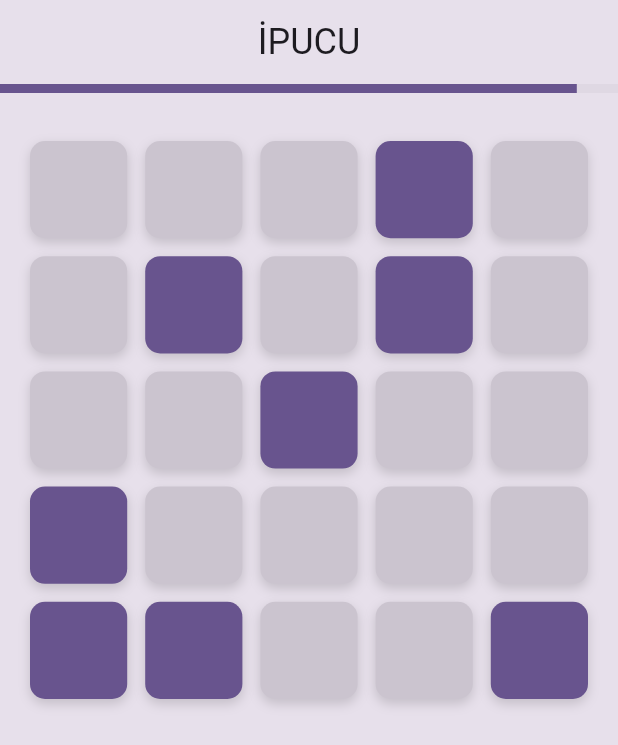
After one commit to husoelrey/flutter_alarm, a Flutter app: the GridMemoryGamePage screen opened by its route, on a phone screen of 412 x 824 dp. The commit adds this screen. Shown: the top 745 px of the screen. Run offline on Flutter 3.47's test engine with Material 3 defaults, Android fonts, the phone set to English and light mode, and no system bars; our stand-ins replace flutter_local_notifications, permission_handler, shared_preferences; accounts and stored records are empty; statements that could not run were skipped.

Commit message:
son değişiklikler eklendi tasarım iyileştirildi

```diff
--- /dev/null
+++ b/lib/grid_memory_game_page.dart
@@ -0,0 +1,204 @@
+import 'dart:async';
+import 'dart:math';
+import 'package:flutter/material.dart';
+import 'package:flutter/services.dart';
+import 'package:alarm/main.dart';           // nativeAlarmId
+
+class GridMemoryGamePage extends StatefulWidget {
+  const GridMemoryGamePage({super.key, this.alarmId});
+  final int? alarmId;
+
+  @override
+  State<GridMemoryGamePage> createState() => _GridMemoryGamePageState();
+}
+
+class _GridMemoryGamePageState extends State<GridMemoryGamePage> {
+  // ——— oyun parametreleri ———
+  static const int gridSize   = 25;
+  static const int hintCount  = 8;   // doğru kare sayısı
+  static const int maxClicksBeforeHint = 8; // toplam 8 hamlede bir yeni ipucu
+  static const Duration hintDuration   = Duration(seconds: 3);
+
+  // ——— durum ———
+  late final int alarmIdEffective;              // tek kaynaktan ID
+  final Set<int> allHintIndexes = {};
+  final Set<int> foundIndexes   = {};
+  final Set<int> selectedIndexes = {};
+  Set<int> currentHint = {};
+
+  bool showHints   = true;
+  int  secondsLeft = 15;
+  Timer? timeoutTimer;
+
+  static const platform = MethodChannel('com.example.alarm/native');
+
+  // ——— init ———
+  @override
+  void initState() {
+    super.initState();
+    alarmIdEffective = widget.alarmId ?? nativeAlarmId!;
+    debugPrint("GridMemoryGamePage alarmIdEffective (init): $alarmIdEffective");
+
+    _generateHints();
+    _startHintPhase(first: true);
+    _startTimeout();
+  }
+
+  // ——— oyun mantığı ———
+  void _generateHints() {
+    final rand = Random();
+    allHintIndexes.clear();
+    while (allHintIndexes.length < hintCount) {
+      allHintIndexes.add(rand.nextInt(gridSize));
+    }
+  }
+
+  void _startHintPhase({bool first = false}) {
+    currentHint = allHintIndexes.difference(foundIndexes);
+    if (!first) selectedIndexes.clear(); // yeni deneme
+
+    setState(() => showHints = true);
+
+    Future.delayed(hintDuration, () {
+      if (mounted) setState(() => showHints = false);
+    });
+  }
+
+  void _startTimeout() {
+    timeoutTimer?.cancel();
+    timeoutTimer = Timer.periodic(const Duration(seconds: 1), (timer) {
+      if (secondsLeft == 0) {
+        timer.cancel();
+        _goBackToAlarm();
+      } else {
+        setState(() => secondsLeft--);
+      }
+    });
+  }
+
+  void _goBackToAlarm() async {
+    debugPrint("🧪 goBackToAlarm: $alarmIdEffective");
+    try {
+      await platform.invokeMethod("restartAlarmFromFlutter", {
+        "alarmId": alarmIdEffective,
+      });
+    } catch (e) {
+      debugPrint("Alarm yeniden başlatılamadı: $e");
+    }
+  }
+
+  void _handleTap(int index) {
+    if (showHints) return;                                      // ipucu açıkken tıklama yok
+    if (selectedIndexes.contains(index) || foundIndexes.contains(index)) return;
+
+    setState(() => selectedIndexes.add(index));
+
+    // doğru kareyse kaydet
+    if (allHintIndexes.contains(index)) {
+      foundIndexes.add(index);
+    }
+
+    // HEDEF: tümünü bulduysa Typing ekranına
+    if (foundIndexes.length == hintCount) {
+      Future.delayed(const Duration(milliseconds: 300), () {
+        Navigator.of(context).pushReplacementNamed(
+          '/typing',
+          arguments: {"alarmId": alarmIdEffective},
+        );
+      });
+      return;
+    }
+
+    // Her 8 hamlede bir kalan ipuçlarını göster
+    if (selectedIndexes.length >= maxClicksBeforeHint) {
+      _startHintPhase();
+    }
+  }
+
+  @override
+  void dispose() {
+    timeoutTimer?.cancel();
+    super.dispose();
+  }
+
+  // ——— UI ———
+  @override
+  Widget build(BuildContext context) {
+    final ColorScheme cs = Theme.of(context).colorScheme;
+    final bgColor   = cs.surfaceVariant;
+    final goodColor = cs.tertiary;
+    final hintColor = cs.primary;
+    final neutral   = cs.outlineVariant;
+
+    return Scaffold(
+      backgroundColor: bgColor,
+      body: SafeArea(
+        child: Column(
+          children: [
+            const SizedBox(height: 12),
+            Text(
+              showHints ? "İPUCU" : "Seç (${secondsLeft}s)",
+              style: Theme.of(context).textTheme.headlineSmall,
+            ),
+            const SizedBox(height: 12),
+            // basit bir progress bar
+            LinearProgressIndicator(
+              value: secondsLeft / 15,
+              minHeight: 6,
+              backgroundColor: neutral.withOpacity(.3),
+            ),
+            const SizedBox(height: 12),
+            Expanded(
+              child: GridView.builder(
+                physics: const BouncingScrollPhysics(),
+                padding: const EdgeInsets.all(20),
+                itemCount: gridSize,
+                gridDelegate: const SliverGridDelegateWithFixedCrossAxisCount(
+                  crossAxisCount: 5,
+                  mainAxisSpacing: 12,
+                  crossAxisSpacing: 12,
+                ),
+                itemBuilder: (_, index) {
+                  final bool isFound = foundIndexes.contains(index);
+                  final bool isHint  = showHints && currentHint.contains(index);
+                  final bool isSelected = selectedIndexes.contains(index);
+
+                  Color tileColor  = neutral;
+                  double opacity   = 1;
+
+                  if (isFound) {
+                    tileColor = goodColor;
+                  } else if (isHint) {
+                    tileColor = hintColor;
+                  } else if (isSelected) {
+                    tileColor = cs.errorContainer;
+                    opacity   = .5;
+                  }
+
+                  return GestureDetector(
+                    onTap: () => _handleTap(index),
+                    child: AnimatedContainer(
+                      duration: const Duration(milliseconds: 250),
+                      decoration: BoxDecoration(
+                        color: tileColor.withOpacity(opacity),
+                        borderRadius: BorderRadius.circular(10),
+                        boxShadow: [
+                          BoxShadow(
+                            color: Colors.black.withOpacity(.15),
+                            blurRadius: 6,
+                            offset: const Offset(0, 3),
+                          )
+                        ],
+                      ),
+                    ),
+                  );
+                },
+              ),
+            ),
+            const SizedBox(height: 12),
+          ],
+        ),
+      ),
+    );
+  }
+}
```
Also changed, not shown: lib/main.dart (+68 -2 lines), 4 other files.
